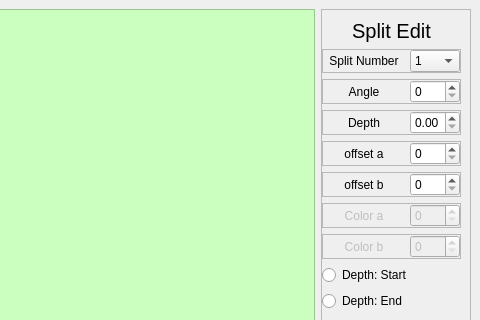
Old version of the form ui/split_edit.ui in the repository CheckListHW/InputData; both pictures show x 320 to 800 and y 0 to 320 of the 800 by 599 pixel window.
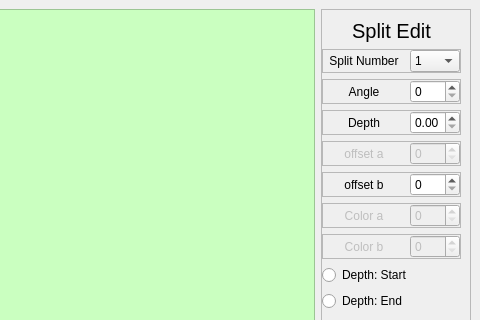
New version of the form.

```diff
--- a/ui/split_edit.ui
+++ b/ui/split_edit.ui
@@ -267,7 +267,7 @@
        <item>
         <widget class="QFrame" name="frame_6">
          <property name="enabled">
-          <bool>true</bool>
+          <bool>false</bool>
          </property>
          <property name="maximumSize">
           <size>
@@ -300,7 +300,7 @@
           <item>
            <widget class="QLabel" name="label_7">
             <property name="enabled">
-             <bool>true</bool>
+             <bool>false</bool>
             </property>
             <property name="text">
              <string>offset a</string>
```
Left out of the diff: 3 changed lines with no effect on the pictures.
